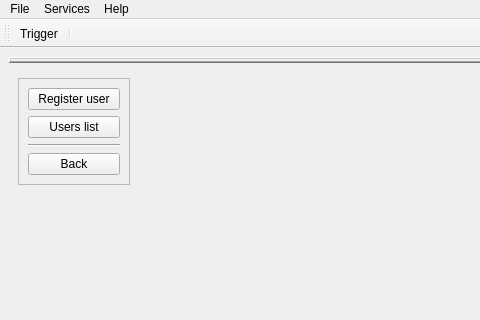
Before: the Qt Designer form Server/GUI/src/Ui/GUI.ui in siisgoo/siisty, drawn with Qt 5; both pictures show x 0 to 480 and y 0 to 320 of the 970 by 594 pixel window.
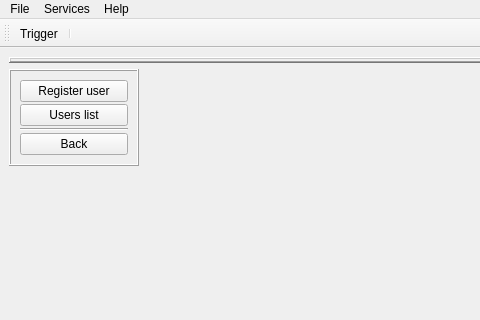
After: the same form once the commit is applied. The open tabs and pages were chosen to show the change. Icons and pictures are not drawn.

What changed in the file:
```diff
--- a/Server/GUI/src/Ui/GUI.ui
+++ b/Server/GUI/src/Ui/GUI.ui
@@ -1334,9 +1334,33 @@
        </layout>
       </widget>
       <widget class="QWidget" name="page_3">
+       <property name="sizePolicy">
+        <sizepolicy hsizetype="Minimum" vsizetype="Minimum">
+         <horstretch>0</horstretch>
+         <verstretch>0</verstretch>
+        </sizepolicy>
+       </property>
        <layout class="QGridLayout" name="gridLayout_7">
+        <property name="leftMargin">
+         <number>0</number>
+        </property>
+        <property name="topMargin">
+         <number>0</number>
+        </property>
+        <property name="rightMargin">
+         <number>0</number>
+        </property>
+        <property name="bottomMargin">
+         <number>0</number>
+        </property>
         <item row="0" column="0" alignment="Qt::AlignTop">
          <widget class="QFrame" name="frame_2">
+          <property name="sizePolicy">
+           <sizepolicy hsizetype="Minimum" vsizetype="Preferred">
+            <horstretch>0</horstretch>
+            <verstretch>0</verstretch>
+           </sizepolicy>
+          </property>
           <property name="minimumSize">
            <size>
             <width>112</width>
@@ -1344,40 +1368,43 @@
            </size>
           </property>
           <property name="frameShape">
-           <enum>QFrame::StyledPanel</enum>
+           <enum>QFrame::Box</enum>
           </property>
           <property name="frameShadow">
            <enum>QFrame::Raised</enum>
           </property>
-          <layout class="QGridLayout" name="gridLayout_8">
-           <item row="4" column="1">
-            <widget class="QPushButton" name="open_ControlPannelBtn_2">
-             <property name="text">
-              <string>Back</string>
-             </property>
-            </widget>
-           </item>
-           <item row="2" column="1">
-            <widget class="QPushButton" name="open_UsersListBtn">
-             <property name="text">
-              <string>Users list</string>
-             </property>
-            </widget>
-           </item>
-           <item row="1" column="1">
+          <layout class="QVBoxLayout" name="verticalLayout_3">
+           <property name="spacing">
+            <number>2</number>
+           </property>
+           <item>
             <widget class="QPushButton" name="open_RegisterUserBtn">
              <property name="text">
               <string>Register user</string>
              </property>
             </widget>
            </item>
-           <item row="3" column="1">
+           <item>
+            <widget class="QPushButton" name="open_UsersListBtn">
+             <property name="text">
+              <string>Users list</string>
+             </property>
+            </widget>
+           </item>
+           <item>
             <widget class="Line" name="line_3">
              <property name="orientation">
               <enum>Qt::Horizontal</enum>
              </property>
             </widget>
            </item>
+           <item>
+            <widget class="QPushButton" name="open_ControlPannelBtn_2">
+             <property name="text">
+              <string>Back</string>
+             </property>
+            </widget>
+           </item>
           </layout>
          </widget>
         </item>
```
Left out of the diff: 33 changed lines with no effect on the pictures.
